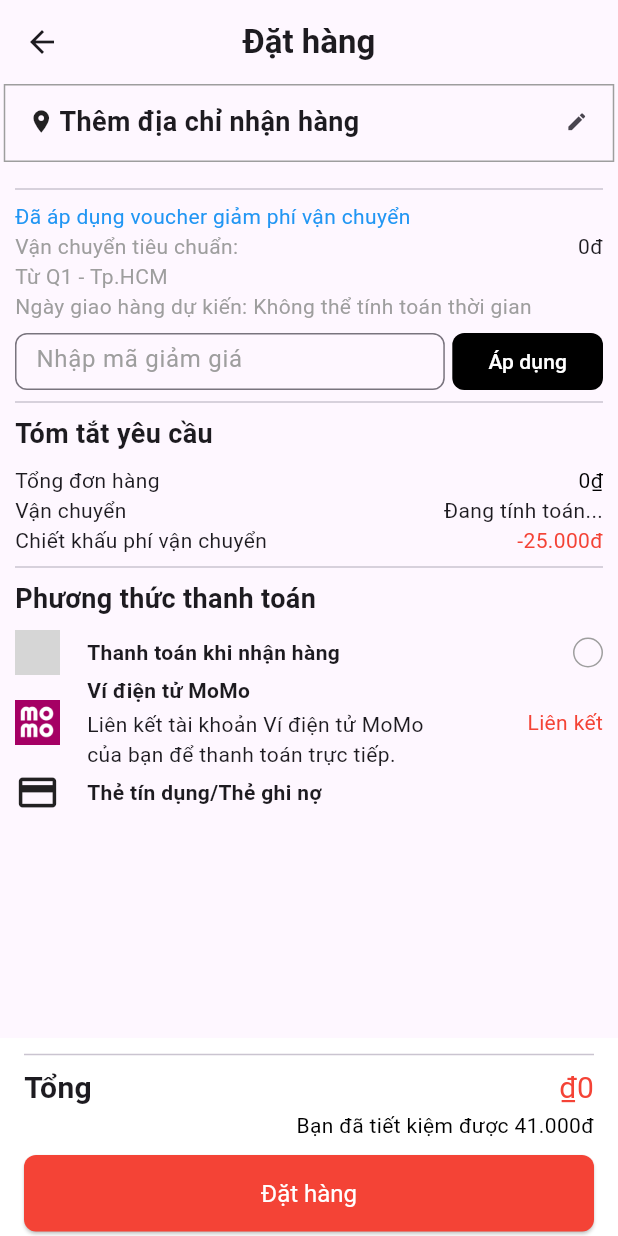
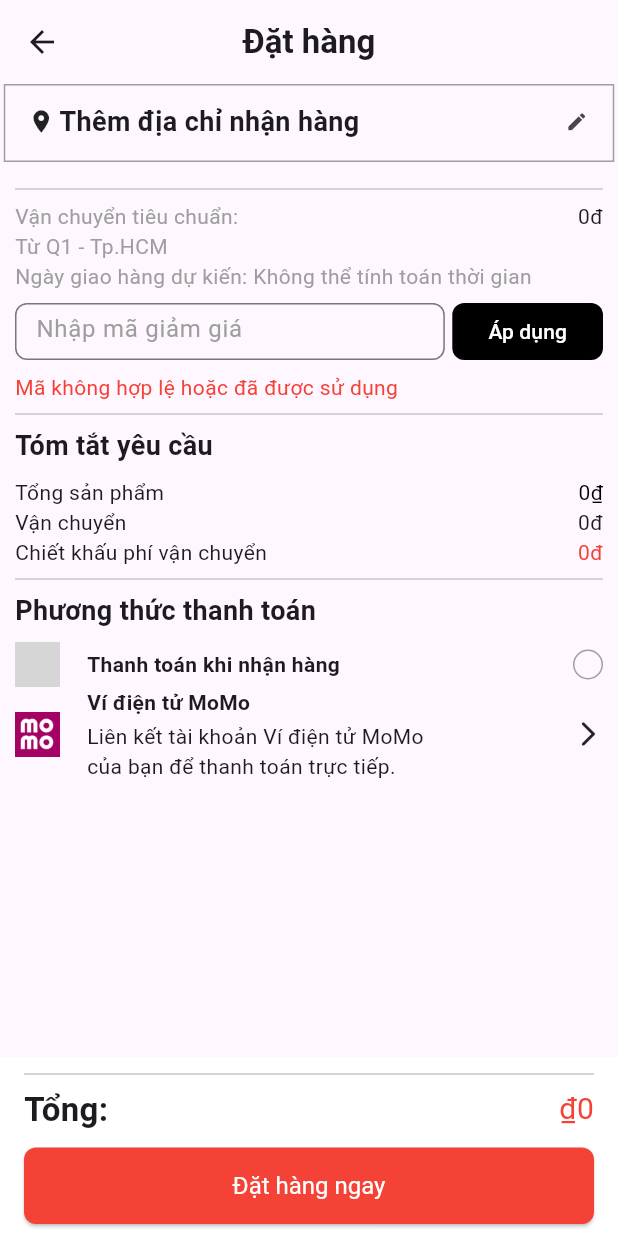
Before and after one commit to DoTung0105/doantotnghiep, a Flutter app: the CheckOutPage screen opened directly with empty values, after a tap on "Áp dụng", on a phone screen of 412 x 824 dp. Run offline on Flutter 3.47's test engine with Material 3 defaults, Android fonts, the light colour scheme and no system bars; our stand-ins replace carousel_slider, cloud_firestore, firebase_auth, firebase_core, firebase_storage, geocoding and 8 more; accounts and stored records are empty; grey boxes are pictures that could not be loaded.

Commit message:
Thịnh 5/7 - Cập nhật CheckOutPage

```diff
--- a/fashionhub/lib/components/delivery_time.dart
+++ b/fashionhub/lib/components/delivery_time.dart
@@ -1,3 +1,4 @@
+import 'package:cloud_firestore/cloud_firestore.dart';
 import 'package:flutter/material.dart';
 import 'package:geocoding/geocoding.dart';
 import 'package:geolocator/geolocator.dart';
@@ -7,7 +8,7 @@ class DeliveryTimeComponent extends StatefulWidget {
   final double storeLatitude;
   final double storeLongitude;
   final String customerAddress;
-  final Function(String) onFeeUpdated;
+  final Function(String, String) onFeeUpdated;
 
   const DeliveryTimeComponent({
     Key? key,
@@ -30,6 +31,8 @@ class _DeliveryTimeComponentState extends State<DeliveryTimeComponent> {
   double _standardFee = 0.0; // Giá trị phí vận chuyển tiêu chuẩn
   final NumberFormat _currencyFormat =
       NumberFormat('#,##0', 'vi_VN'); // Sử dụng NumberFormat
+  String? _errorMessage; // Biến để lưu thông báo lỗi mã giảm giá
+  bool _isDiscountApplied = false; // Biến để theo dõi việc áp dụng mã giảm giá
 
   @override
   void initState() {
@@ -69,7 +72,7 @@ class _DeliveryTimeComponentState extends State<DeliveryTimeComponent> {
 
         _standardFee =
             _calculateStandardFee(distanceInKm); // Lưu giá trị phí tiêu chuẩn
-        widget.onFeeUpdated('${_currencyFormat.format(_standardFee)}đ');
+        widget.onFeeUpdated('${_currencyFormat.format(_standardFee)}đ', '0đ');
       } else {
         setState(() {
           _deliveryTime = 'Không thể tính toán thời gian';
@@ -128,16 +131,42 @@ class _DeliveryTimeComponentState extends State<DeliveryTimeComponent> {
   }
 
   // Phương thức áp dụng mã giảm giá
-  void _applyDiscount(String discountCode, double discountPercentage) {
+  Future<void> _applyDiscount(String discountCode) async {
+    try {
+      final QuerySnapshot querySnapshot = await FirebaseFirestore.instance
+          .collection('voucher')
+          .where('promotional_id', isEqualTo: discountCode)
+          .where('status', isEqualTo: true)
+          .get();
+
+      if (querySnapshot.docs.isNotEmpty) {
+        final voucher = querySnapshot.docs.first;
+        double discountPercentage = double.parse(voucher['discount']) / 100.0;
+
         if (_standardFee > 0) {
           double discountedValue = _standardFee * (1 - discountPercentage);
           String discountedFee = '${_currencyFormat.format(discountedValue)}đ';
+          String discountAmount =
+              '${_currencyFormat.format(_standardFee - discountedValue)}đ'; // Tính toán số tiền được giảm
 
           setState(() {
             _discountedFee = discountedFee;
+            _errorMessage = null; // Xóa thông báo lỗi nếu có
+            _isDiscountApplied = true; // Đánh dấu mã giảm giá đã được áp dụng
           });
 
-      widget.onFeeUpdated(discountedFee);
+          widget.onFeeUpdated(discountedFee, discountAmount);
+        }
+      } else {
+        setState(() {
+          _errorMessage = 'Mã không hợp lệ hoặc đã được sử dụng';
+        });
+      }
+    } catch (e) {
+      print('Error applying discount: $e');
+      setState(() {
+        _errorMessage = 'Mã không hợp lệ hoặc đã được sử dụng';
+      });
     }
   }
 
@@ -148,6 +177,7 @@ class _DeliveryTimeComponentState extends State<DeliveryTimeComponent> {
     return Column(
       crossAxisAlignment: CrossAxisAlignment.start,
       children: [
+        if (_isDiscountApplied)
           Text(
             'Đã áp dụng voucher giảm phí vận chuyển',
             style: TextStyle(color: Colors.blue),
@@ -197,9 +227,7 @@ class _DeliveryTimeComponentState extends State<DeliveryTimeComponent> {
                   onPressed: () {
                     // Xử lý việc áp dụng mã giảm giá
                     String discountCode = _discountController.text;
-                    double discountPercentage =
-                        0.2; // Thay đổi phần trăm giảm giá tại đây
-                    _applyDiscount(discountCode, discountPercentage);
+                    _applyDiscount(discountCode);
                   },
                   style: ElevatedButton.styleFrom(
                     backgroundColor: Colors.black, // Màu nền
@@ -212,6 +240,14 @@ class _DeliveryTimeComponentState extends State<DeliveryTimeComponent> {
                 ),
               ),
             ],
+          ),
+        ),
+        if (_errorMessage != null) // Hiển thị thông báo lỗi nếu có
+          Padding(
+            padding: const EdgeInsets.only(top: 8.0),
+            child: Text(
+              _errorMessage!,
+              style: TextStyle(color: Colors.red),
             ),
           ),
       ],
--- a/fashionhub/lib/view/checkout_page.dart
+++ b/fashionhub/lib/view/checkout_page.dart
@@ -1,11 +1,13 @@
 import 'package:fashionhub/components/delivery_time.dart';
 import 'package:fashionhub/components/layout_widget.dart';
+import 'package:fashionhub/components/momo_payment.dart';
 import 'package:fashionhub/model/address_model.dart';
 import 'package:fashionhub/model/userCart_model.dart';
 import 'package:fashionhub/view/map_sample.dart';
 import 'package:fashionhub/viewmodel/cart_viewmodel.dart';
 import 'package:flutter/material.dart';
 import 'package:google_maps_flutter/google_maps_flutter.dart';
+import 'package:intl/intl.dart';
 import 'package:provider/provider.dart';
 
 class CheckOutPage extends StatefulWidget {
@@ -23,7 +25,10 @@ class _CheckOutPageState extends State<CheckOutPage> {
   String? phone;
   String? address;
   LatLng? pickedLocation;
-  String fee = 'Đang tính toán...';
+  String fee = '0đ';
+  String discountAmount = '0đ';
+  double _deliveryFee = 0.0;
+  final NumberFormat _currencyFormat = NumberFormat('#,##0', 'vi_VN');
 
   @override
   void initState() {
@@ -60,6 +65,12 @@ class _CheckOutPageState extends State<CheckOutPage> {
     return total;
   }
 
+  // Hàm tính tổng tiền thanh toán bao gồm phí vận chuyển
+  double calculateTotalPayment() {
+    double totalOrderAmount = calculateTotalOrderAmount();
+    return totalOrderAmount + _deliveryFee;
+  }
+
   @override
   Widget build(BuildContext context) {
     // Gom các sản phẩm theo thương hiệu
@@ -73,6 +84,7 @@ class _CheckOutPageState extends State<CheckOutPage> {
     }
 
     double totalOrderAmount = calculateTotalOrderAmount();
+    double totalPayment = calculateTotalPayment();
 
     return Scaffold(
       appBar: AppBar(
@@ -273,9 +285,14 @@ class _CheckOutPageState extends State<CheckOutPage> {
                     storeLatitude: 10.771936,
                     storeLongitude: 106.701369,
                     customerAddress: address ?? 'Thêm địa chỉ nhận hàng',
-                    onFeeUpdated: (updatedFee) {
+                    onFeeUpdated: (updatedFee, discountAmountValue) {
                       setState(() {
                         fee = updatedFee;
+                        _deliveryFee = double.parse(updatedFee
+                            .replaceAll('đ', '')
+                            .replaceAll(
+                                '.', '')); // Cập nhật giá trị chiết khấu
+                        discountAmount = discountAmountValue;
                       });
                     },
                   ),
@@ -291,7 +308,7 @@ class _CheckOutPageState extends State<CheckOutPage> {
                       Row(
                         mainAxisAlignment: MainAxisAlignment.spaceBetween,
                         children: [
-                          Text('Tổng đơn hàng'),
+                          Text('Tổng sản phẩm'),
                           PriceWidgetII(price: totalOrderAmount),
                         ],
                       ),
@@ -337,7 +354,7 @@ class _CheckOutPageState extends State<CheckOutPage> {
                     mainAxisAlignment: MainAxisAlignment.spaceBetween,
                     children: [
                       Text('Chiết khấu phí vận chuyển'),
-                      Text('-25.000đ', style: TextStyle(color: Colors.red)),
+                      Text(discountAmount, style: TextStyle(color: Colors.red)),
                     ],
                   ),
                   Divider(),
@@ -406,23 +423,17 @@ class _CheckOutPageState extends State<CheckOutPage> {
                             ),
                           ),
                           Spacer(),
-                          Text(
-                            'Liên kết',
-                            style: TextStyle(color: Colors.red),
-                          ),
-                        ],
-                      ),
-                      Row(
-                        children: [
-                          Icon(
-                            Icons.credit_card,
-                            size: 30,
-                          ),
-                          SizedBox(width: 18),
-                          Text(
-                            'Thẻ tín dụng/Thẻ ghi nợ',
-                            style: TextStyle(fontWeight: FontWeight.bold),
-                          ),
+                          GestureDetector(
+                            onTap: () => Navigator.push(
+                                context,
+                                MaterialPageRoute(
+                                  builder: (context) => MomoPaymentPage(),
+                                )),
+                            child: Icon(
+                              Icons.arrow_forward_ios_rounded,
+                              size: 20,
+                            ),
+                          )
                         ],
                       ),
                     ],
@@ -431,6 +442,7 @@ class _CheckOutPageState extends State<CheckOutPage> {
               ),
             ),
           ),
+
           // Phần này tính tổng của các sản phẩm đã chọn
           Container(
             padding: EdgeInsets.symmetric(horizontal: 16.0, vertical: 3),
@@ -443,30 +455,33 @@ class _CheckOutPageState extends State<CheckOutPage> {
                   mainAxisAlignment: MainAxisAlignment.spaceBetween,
                   children: [
                     Text(
-                      'Tổng',
+                      'Tổng:',
                       style:
-                          TextStyle(fontWeight: FontWeight.bold, fontSize: 20),
+                          TextStyle(fontWeight: FontWeight.bold, fontSize: 22),
                     ),
-                    PriceWidget(price: totalOrderAmount),
-                  ],
-                ),
-                Row(
-                  mainAxisAlignment: MainAxisAlignment.end,
-                  children: [
-                    Text(
-                      'Bạn đã tiết kiệm được 41.000đ',
-                      style: TextStyle(color: Colors.black),
-                    ),
+                    PriceWidget(price: totalPayment),
                   ],
                 ),
                 SizedBox(height: 10),
                 Container(
+                  padding: const EdgeInsets.only(bottom: 5),
                   width: double.infinity,
                   child: ElevatedButton(
                     onPressed: () {
+                      if (!isChecked) {
+                        // Hiển thị thông báo lỗi nếu phương thức thanh toán chưa được chọn
+                        ScaffoldMessenger.of(context).showSnackBar(
+                          SnackBar(
+                            content:
+                                Text('Vui lòng chọn phương thức thanh toán'),
+                            backgroundColor: Colors.grey[800],
+                          ),
+                        );
+                        return;
+                      }
                       // Xử lý đặt hàng
                     },
-                    child: Text('Đặt hàng'),
+                    child: Text('Đặt hàng ngay'),
                     style: ElevatedButton.styleFrom(
                       backgroundColor: Colors.red,
                       foregroundColor: Colors.white,
--- a/fashionhub/pubspec.yaml
+++ b/fashionhub/pubspec.yaml
@@ -56,8 +56,6 @@ dependencies:
   google_maps_flutter: ^2.6.1
   geolocator: ^9.0.2
   geocoding: ^2.2.2
-
-
 
 dev_dependencies:
   flutter_test:
```
Also changed, not shown: fashionhub/lib/components/momo_payment.dart (added, +15 -0 lines), fashionhub/lib/main.dart (+0 -10 lines), fashionhub/lib/model/order_model.dart (added, +61 -0 lines), fashionhub/lib/images/VnPay.png (added), fashionhub/pubspec.lock, 1 other file. Lines whose indentation alone changed are shown as unchanged.
